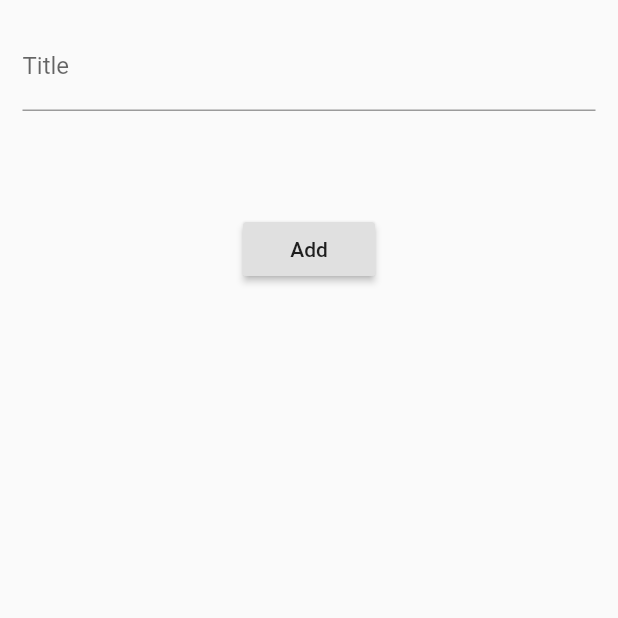
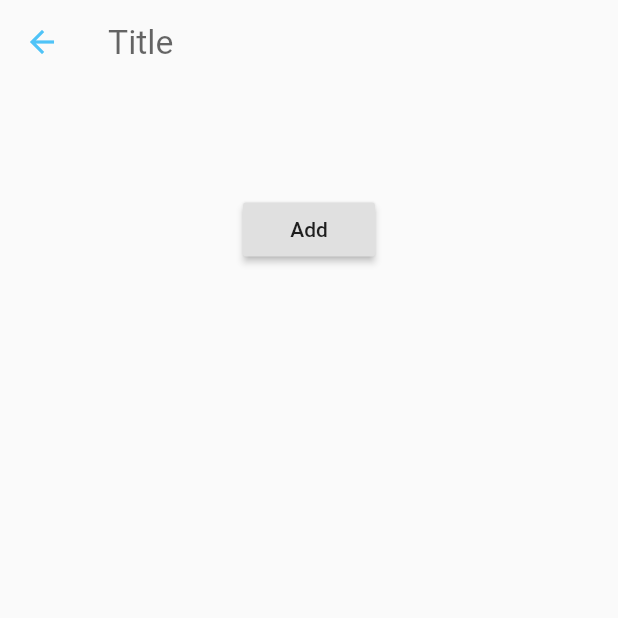
Before and after one commit to derkyeng/log, a Flutter app: the NoteScreen screen opened directly, on a phone screen of 412 x 824 dp, the top half of it. Run offline on Flutter 3.47's test engine with Material 2 defaults, Android fonts, the phone set to English and light mode, and no system bars; our stand-ins replace sqflite; accounts and stored records are empty.

Commit message:
changed font and widgets in note specific pages and general tab

```diff
--- a/lib/screens/note_screen.dart
+++ b/lib/screens/note_screen.dart
@@ -26,6 +26,21 @@ class _NoteScreenState extends State<NoteScreen> {
   @override
   Widget build(BuildContext context) {
     return Scaffold(
+      appBar: AppBar(
+        backgroundColor: Colors.transparent,
+        leading: BackButton(
+          color: Colors.lightBlue[300],
+        ),
+        elevation: 0.0,
+        title: TextField(
+          controller: _titleController,
+          decoration: InputDecoration.collapsed(
+            hintText: 'Title',
+            border: InputBorder.none,
+          ),
+          style: TextStyle(color: Colors.lightBlue[300], fontSize: 22.5),
+        ),
+      ),
       resizeToAvoidBottomInset: false,
       body: GestureDetector(
         behavior: HitTestBehavior.translucent,
@@ -39,11 +54,11 @@ class _NoteScreenState extends State<NoteScreen> {
             alignment: Alignment.center,
             child: Column(
               children: <Widget>[
-                TextField(
-                  controller: _titleController,
-                  decoration: InputDecoration(labelText: 'Title'),
-                ),
-                Padding(padding: EdgeInsets.all(5.0)),
+                // TextField(
+                //   controller: _titleController,
+                //   decoration: InputDecoration(labelText: 'Title'),
+                // ),
+                // Padding(padding: EdgeInsets.all(5.0)),
                 TextField(
                   controller: _contentController,
                   decoration: InputDecoration(border: InputBorder.none),
```
Also changed, not shown: lib/screens/notebook_page.dart (+11 -7 lines).
